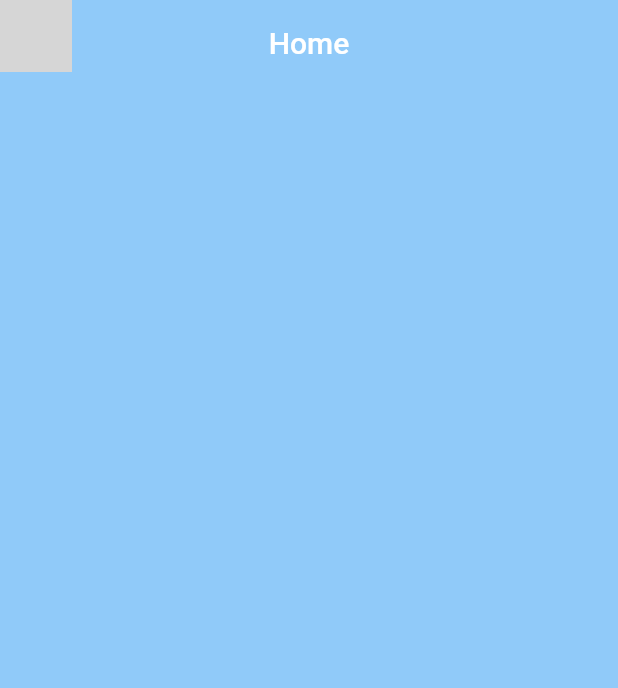
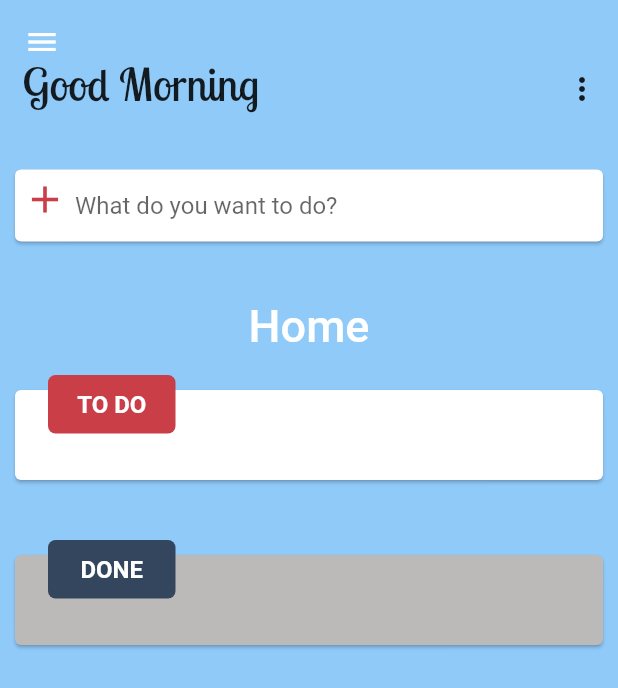
Before and after one commit to IamRohitSinghDhakad/login_flutter_app, a Flutter app: the screen it shows after launch, after a tap on "Login", on a phone screen of 412 x 824 dp. Shown: the top 688 px of the screen. Run offline on Flutter 3.47's test engine with Material 2 defaults, Android fonts, the phone set to English and light mode, and no system bars; our stand-ins replace share, simple_animations, sqflite; accounts and stored records are empty; grey boxes are pictures that could not be loaded.

Commit message:
To Do list Commit

```diff
--- a/lib/Home/home.dart
+++ b/lib/Home/home.dart
@@ -1,9 +1,15 @@
-import 'dart:html';
 
+//import 'dart:html';
 import 'package:flutter/material.dart';
 import 'package:login_flutter_app/Drawer/side_drawer.dart';
+import 'package:login_flutter_app/ModalClass/db_wrapper.dart';
 import 'package:login_flutter_app/ModalClass/todo_model.dart' as Model;
 import 'package:login_flutter_app/UtilityClasses/utility.dart';
+import 'package:login_flutter_app/widgets/header.dart';
+import 'package:login_flutter_app/widgets/popup.dart';
+import 'package:login_flutter_app/widgets/todo.dart';
+import 'package:login_flutter_app/widgets/dones.dart';
+import 'package:login_flutter_app/widgets/task_input.dart';
 
 void main() => runApp(MaterialApp(
       debugShowCheckedModeBanner: false,
@@ -23,10 +29,10 @@ class _HomePageState extends State<HomePage> {
   List<Model.Todo> todos;
   List<Model.Todo> dones;
 
-
   @override
-  void initState(){
+  void initState() {
     super.initState();
+    getTodosAndDones();
     welcomeMsg = Utility.getWelcomeMessage();
   }
 
@@ -39,21 +45,22 @@ class _HomePageState extends State<HomePage> {
 //        title: Text(_title),
 //        backgroundColor: Colors.blue,
 //      ),
-        drawer: SideMenu(kuchbhi: (str){
+      drawer: SideMenu(
+        kuchbhi: (str) {
           setState(() {
             _title = str;
           });
-        },) ,
+        },
+      ),
 
       body: SafeArea(
         child: GestureDetector(
-          onTap: (){
+          onTap: () {
             Utility.hideKeyboard(context);
           },
           child: CustomScrollView(
             slivers: <Widget>[
               SliverAppBar(
-
                 backgroundColor: Theme.of(context).backgroundColor,
                 floating: true,
                 flexibleSpace: FlexibleSpaceBar(
@@ -67,12 +74,25 @@ class _HomePageState extends State<HomePage> {
                             children: <Widget>[
                               Container(
                                 child: Row(
-                                  mainAxisAlignment: MainAxisAlignment.spaceBetween,
+                                  mainAxisAlignment:
+                                      MainAxisAlignment.spaceBetween,
                                   children: <Widget>[
                                     Header(
-
+                                      msg: welcomeMsg,
+                                    ),
+                                    Container(
+                                      margin: EdgeInsets.only(top: 35),
+                                      child: Popup(
+                                        getTodosAndDones: getTodosAndDones,
+                                      ),
                                     )
                                   ],
+                                ),
+                              ),
+                              Container(
+                                margin: EdgeInsets.only(top: 20),
+                                child: TaskInput(
+                                  onSubmitted: addTaskInTodo,
                                 ),
                               )
                             ],
@@ -82,15 +102,88 @@ class _HomePageState extends State<HomePage> {
                     ],
                   ),
                 ),
+                expandedHeight: 250,
+              ),
+              SliverList(
+                delegate: SliverChildBuilderDelegate(
+                      (context, index) {
+                    switch (index) {
+                      case 0:
+                        return Todo(
+                          todos: todos,
+                          onTap: markTodoAsDone,
+                          onDeleteTask: deleteTask,
+                        ); // Active todos
+                      case 1:
+                        return SizedBox(
+                          height: 30,
+                        );
+                      default:
+                        return Done(
+                          dones: dones,
+                          onTap: markDoneAsTodo,
+                          onDeleteTask: deleteTask,
+                        ); // Done todos
+                    }
+                  },
+                  childCount: 3,
+                ),
+              ),
 
-              )
             ],
           ),
         ),
-
-
-
       ),
     );
   }
+
+  //Get ToDos from userDefaults
+  void getTodosAndDones() async{
+    final _todos = await DBWrapper.sharedInstance.getTodos();
+    final _dones = await DBWrapper.sharedInstance.getDones();
+
+    setState(() {
+      todos = _todos;
+      dones = _dones;
+    });
+  }
+
+  //Add Task In Todo List
+
+void addTaskInTodo({ @required TextEditingController controller}) {
+    final inputText = controller.text.trim();
+
+    if (inputText.length > 0){
+      //Add Todos
+
+      Model.Todo todo = Model.Todo(
+        title: inputText,
+        created: DateTime.now(),
+          updated: DateTime.now(),
+        status: Model.TodoStatus.active.index,
+      );
+
+      DBWrapper.sharedInstance.addTodo(todo);
+      getTodosAndDones();
+    }else{
+      Utility.hideKeyboard(context);
+    }
+    controller.text = '';
 }
+
+  void markTodoAsDone({@required int pos}) {
+    DBWrapper.sharedInstance.markTodoAsDone(todos[pos]);
+    getTodosAndDones();
+  }
+
+  void markDoneAsTodo({@required int pos}) {
+    DBWrapper.sharedInstance.markDoneAsTodo(dones[pos]);
+    getTodosAndDones();
+  }
+
+  void deleteTask({@required Model.Todo todo}) {
+    DBWrapper.sharedInstance.deleteTodo(todo);
+    getTodosAndDones();
+  }
+
+}
--- /dev/null
+++ b/lib/ModalClass/db.dart
@@ -0,0 +1,82 @@
+import 'dart:io';
+import 'package:sqflite/sqflite.dart';
+import 'package:path/path.dart';
+import 'package:path_provider/path_provider.dart';
+
+import 'package:login_flutter_app/ModalClass/todo_model.dart';
+
+
+const rTodosStatusActive = 0;
+const rTodosStatusDone = 1;
+
+const rDatabaseName = 'todos.db';
+const rDatabaseVersion = 1;
+const rSQLCreateStatement = '''
+CREATE TABLE "todos"(
+   "id" INTEGER NOT NULL PRIMARY KEY AUTOINCREMENT,
+	 "title" TEXT NOT NULL,
+	 "created" text NOT NULL,
+	 "updated" TEXT NOT NULL,
+	 "status" integer DEFAULT $rTodosStatusActive
+ );
+''';
+
+const rTableTodos = 'todos';
+
+class DB {
+  DB._();
+  static final DB sharedInstance = DB._();
+
+  Database _database;
+  Future<Database> get database async {
+    return _database ?? await initDB();
+  }
+
+  Future<Database> initDB() async {
+    Directory docsDirectory = await getApplicationDocumentsDirectory();
+    String path = join(docsDirectory.path, rDatabaseName);
+
+    return await openDatabase(path, version: rDatabaseVersion,
+        onCreate: (Database db, int version) async{
+      await db.execute(rSQLCreateStatement);
+        });
+  }
+
+  void createTodo(Todo todo) async {
+    final db = await database;
+    await db.insert(rTableTodos, todo.toMapAutoID());
+  }
+
+  void updateTodo(Todo todo) async {
+    final db  = await database;
+    await db.update(rTableTodos, todo.toMap(), where: 'id=?', whereArgs: [todo.id]);
+  }
+
+  void deleteTodo(Todo todo) async {
+    final db = await database;
+    await db.delete(rTableTodos, where: 'id=?', whereArgs: [todo.id]);
+  }
+
+  void deleteAllTodo({int status = rTodosStatusDone}) async {
+    final db = await database;
+    await db.delete(rTableTodos, where: 'status=?', whereArgs: [status]);
+  }
+
+  Future<List<Todo>> retrieveTodos(
+  {TodoStatus status = TodoStatus.active}) async {
+
+    final db = await database;
+    final List<Map<String, dynamic>> maps = await db.query(rTableTodos, where: 'status=?', whereArgs: [status.index], orderBy: 'updated ASC');
+
+    return List.generate(maps.length, (i){
+      return Todo(
+        id: maps[i]['id'],
+        title: maps[i]['title'],
+        created: DateTime.parse(maps[i]['created']),
+        updated: DateTime.parse(maps[i]['updated']),
+        status: maps[i]['status'],
+      );
+    });
+  }
+
+}
--- /dev/null
+++ b/lib/ModalClass/db_wrapper.dart
@@ -0,0 +1,48 @@
+//import 'dart:html';
+
+import 'package:login_flutter_app/ModalClass/todo_model.dart';
+import 'package:login_flutter_app/ModalClass/db.dart';
+
+
+class DBWrapper {
+
+  static final DBWrapper sharedInstance = DBWrapper._();
+
+  DBWrapper._();
+
+  Future<List<Todo>> getTodos() async {
+    List list = await DB.sharedInstance.retrieveTodos();
+    return list;
+  }
+
+  Future<List<Todo>> getDones() async {
+    List list = await DB.sharedInstance.retrieveTodos(status: TodoStatus.done);
+    return list;
+  }
+
+  void addTodo(Todo todo) async {
+    await DB.sharedInstance.createTodo(todo);
+  }
+
+  void markTodoAsDone(Todo todo) async {
+    todo.status = TodoStatus.done.index;
+    todo.updated = DateTime.now();
+    await DB.sharedInstance.updateTodo(todo);
+  }
+
+  void markDoneAsTodo(Todo todo) async {
+    todo.status = TodoStatus.active.index;
+    todo.updated = DateTime.now();
+    await DB.sharedInstance.updateTodo(todo);
+  }
+
+  void deleteTodo(Todo todo) async {
+    await DB.sharedInstance.deleteTodo(todo);
+  }
+
+  void deleteAllDoneTodos() async {
+    await DB.sharedInstance.deleteAllTodo();
+  }
+
+
+}
--- /dev/null
+++ b/lib/constant.dart
@@ -0,0 +1,12 @@
+const kAppTitle = 'flutter_todos';
+
+const kAboutPageUrl = 'http://ithinkdiff.net';
+const kAppPortfolioApple =
+    'https://apps.apple.com/us/developer/ithinkdiff/id377715733';
+const kappPortfolioGoogle =
+    'https://play.google.com/store/apps/developer?id=iThinkdiff';
+const kAppTwitterPage = 'https://twitter.com/ithinkdiff_apps';
+
+// AppStore and Google PlayStore URL
+const kAppStoreUrl = '';
+const kGooglePlayUrl = '';
--- /dev/null
+++ b/lib/widgets/dones.dart
@@ -0,0 +1,112 @@
+import 'package:flutter/material.dart';
+import 'package:login_flutter_app/widgets/shared.dart';
+import 'package:login_flutter_app/ModalClass/todo_model.dart' as Model;
+import 'package:login_flutter_app/UtilityClasses/appColors.dart';
+
+class Done extends StatefulWidget {
+
+  final Function onTap;
+  final Function onDeleteTask;
+  final List<Model.Todo> dones;
+
+  Done({@required this.dones, this.onTap, this.onDeleteTask});
+
+  @override
+  _DoneState createState() => _DoneState();
+}
+
+class _DoneState extends State<Done> {
+  @override
+  Widget build(BuildContext context) {
+    return Stack(
+      children: <Widget>[
+        Card(
+          margin: EdgeInsets.symmetric(vertical: 10, horizontal: 10),
+          color: Color(0xffbcbab8),
+          child: Column(
+            children: <Widget>[
+              SizedBox(
+                height: 50,
+              ),
+              if (widget.dones == null || widget.dones.length == 0)
+                Container(
+                  height: 10,
+                ),
+              if (widget.dones != null)
+                for (int i = widget.dones.length - 1; i >= 0; --i)
+                  getTaskItem(
+                    widget.dones[i].title,
+                    index: i,
+                    onTap: () {
+                      widget.onTap(pos: i);
+                    },
+                  ),
+            ],
+          ),
+        ),
+        SharedWidget.getCardHeader(
+            context: context,
+            text: 'DONE',
+            backgroundColorCode: AppColors.kSecondaryColorCode,
+            customFontSize: 16),
+      ],
+    );
+  }
+
+  Widget getTaskItem(String text,
+      {@required int index, @required Function onTap}) {
+    final double height = 50.0;
+    return Container(
+        child: Column(
+          children: <Widget>[
+            Dismissible(
+              key: Key(text + '$index'),
+              direction: DismissDirection.endToStart,
+              onDismissed: (direction) {
+                widget.onDeleteTask(todo: widget.dones[index]);
+              },
+              background: SharedWidget.getOnDismissDeleteBackground(),
+              child: InkWell(
+                onTap: onTap,
+                child: IntrinsicHeight(
+                  child: Row(
+                    crossAxisAlignment: CrossAxisAlignment.stretch,
+                    children: <Widget>[
+                      Container(
+                        margin: EdgeInsets.only(left: 5),
+                        height: height,
+                        child: Icon(
+                          Icons.check,
+                          color: Colors.grey[300],
+                        ),
+                      ),
+                      Expanded(
+                        child: Container(
+                          padding: EdgeInsets.only(
+                              left: 10, top: 10, right: 20, bottom: 10),
+                          child: Text(
+                            text,
+                            overflow: TextOverflow.clip,
+                            textAlign: TextAlign.justify,
+                            style: Theme.of(context).textTheme.title.copyWith(
+                              color: Colors.grey[300],
+                              decoration: TextDecoration.lineThrough,
+                            ),
+                          ),
+                        ),
+                      ),
+                    ],
+                  ),
+                ),
+              ),
+            ),
+            SizedBox(
+              height: 0.5,
+              child: Container(
+                color: Colors.white54,
+              ),
+            ),
+          ],
+        ));
+  }
+}
--- a/lib/widgets/header.dart
+++ b/lib/widgets/header.dart
@@ -11,11 +11,10 @@ class Header extends StatelessWidget{
     return LimitedBox(
       child: Container(
         padding: EdgeInsets.only(left: 15.0, top: 30.0),
-        child: Text(msg, style: Theme.of(context).textTheme.headline.copyWith(fontFamily: ""),),
-
+        child:
+        Text(msg, style: Theme.of(context).textTheme.headline.copyWith(fontFamily: 'Lobster Two', fontSize: 30),
+        ),
       ),
     );
   }
-
-
 }
--- /dev/null
+++ b/lib/widgets/popup.dart
@@ -0,0 +1,57 @@
+
+import 'package:flutter/material.dart';
+import 'package:login_flutter_app/UtilityClasses/utility.dart';
+import 'package:login_flutter_app/constant.dart';
+import 'package:share/share.dart';
+import 'package:login_flutter_app/ModalClass/db_wrapper.dart';
+
+class Popup extends StatelessWidget {
+  Function getTodosAndDones;
+
+  Popup({this.getTodosAndDones});
+
+  @override
+  Widget build(BuildContext context) {
+    String appUrl = Utility.getPlatformSpecificUrl(
+        iOSUrl: kAppPortfolioApple, androidUrl: kGooglePlayUrl);
+    String portfolioUrl = Utility.getPlatformSpecificUrl(
+        iOSUrl: kAppPortfolioApple, androidUrl: kappPortfolioGoogle);
+
+    return PopupMenuButton<int>(
+        elevation: 4,
+        icon: Icon(Icons.more_vert),
+        onSelected: (value) {
+          print('Selected value: $value');
+          if (value == rMoreOptionKeys.clearAll.index) {
+            Utility.showCustomDialog(context,
+                title: 'Are you sure?',
+                msg: 'All done todos will be deleted permanently',
+                onConfirm: () {
+                  DBWrapper.sharedInstance.deleteAllDoneTodos();
+                  getTodosAndDones();
+                });
+          } else if (value == rMoreOptionKeys.moreApps.index) {
+            Utility.launchURL(portfolioUrl);
+          } else if (value == rMoreOptionKeys.aboutUs.index) {
+            Utility.launchURL(kAboutPageUrl);
+          } else if (value == rMoreOptionKeys.shareApp.index) {
+            Share.share('Check out this awesome app ' + appUrl);
+          }
+        },
+        itemBuilder: (context) {
+          List list = List<PopupMenuEntry<int>>();
+
+          for (int i = 0; i < rMoreOptionsMap.length; ++i) {
+            list.add(PopupMenuItem(value: i, child: Text(rMoreOptionsMap[i])));
+
+            if (i == 0) {
+              list.add(PopupMenuDivider(
+                height: 5,
+              ));
+            }
+          }
+
+          return list;
+        });
+  }
+}
--- /dev/null
+++ b/lib/widgets/shared.dart
@@ -0,0 +1,49 @@
+
+
+import 'package:flutter/material.dart';
+import 'package:login_flutter_app/UtilityClasses/appColors.dart';
+
+class SharedWidget {
+  static Widget getCardHeader(
+      {@required BuildContext context,
+        @required String text,
+        Color textColor = Colors.white,
+        int backgroundColorCode = AppColors.kPrimaryColorCode,
+        double customFontSize}) {
+    customFontSize ??= Theme.of(context).textTheme.title.fontSize;
+
+    return Container(
+      width: 85,
+      alignment: AlignmentDirectional.center,
+      margin: EdgeInsets.only(left: 32),
+      padding: EdgeInsets.all(10),
+      decoration: BoxDecoration(
+        borderRadius: BorderRadius.circular(5),
+        color: Color(backgroundColorCode),
+      ),
+      child: Text(
+        text,
+        style: TextStyle(
+          fontWeight: FontWeight.bold,
+          color: textColor,
+          fontSize: customFontSize,
+        ),
+      ),
+    );
+  }
+
+  static Widget getOnDismissDeleteBackground() {
+    return Container(
+      alignment: Alignment.centerRight,
+      color: Colors.red[300],
+      padding: EdgeInsets.only(right: 10),
+      child: Text(
+        'DELETE',
+        style: TextStyle(
+          color: Colors.white,
+          fontWeight: FontWeight.bold,
+        ),
+      ),
+    );
+  }
+}
--- /dev/null
+++ b/lib/widgets/task_input.dart
@@ -0,0 +1,52 @@
+import 'package:flutter/material.dart';
+
+class TaskInput extends StatefulWidget {
+  final Function onSubmitted;
+
+  TaskInput({@required Function this.onSubmitted});
+
+  @override
+  _TaskInputState createState() => _TaskInputState();
+}
+
+class _TaskInputState extends State<TaskInput> {
+  TextEditingController textEditingController = TextEditingController();
+
+  @override
+  Widget build(BuildContext context) {
+    return Container(
+      child: Card(
+        margin: EdgeInsets.symmetric(vertical: 10, horizontal: 10),
+        color: Colors.white,
+        child: Row(
+          crossAxisAlignment: CrossAxisAlignment.start,
+          children: <Widget>[
+            Container(
+              margin: EdgeInsets.only(top: 5),
+              width: 40,
+              child: Icon(
+                Icons.add,
+                color: Color(0xffca3e47),
+                size: 30,
+              ),
+            ),
+            Expanded(
+              child: TextField(
+                minLines: 1,
+                maxLines: 2,
+                decoration: InputDecoration(
+                    hintText: 'What do you want to do?',
+                    border: InputBorder.none),
+                  textInputAction: TextInputAction.done,
+                  controller: textEditingController,
+                  onEditingComplete: (){
+                    widget.onSubmitted(controller: textEditingController);
+                  },
+                ),
+              ),
+            ],
+            ),
+        ),
+      );
+  }
+}
--- /dev/null
+++ b/lib/widgets/todo.dart
@@ -0,0 +1,133 @@
+import 'package:flutter/material.dart';
+import 'package:login_flutter_app/widgets/shared.dart';
+import 'package:login_flutter_app/ModalClass/todo_model.dart' as Model;
+import 'package:login_flutter_app/UtilityClasses/appColors.dart';
+
+
+const int NoTask = -1;
+const int animationMilliseconds = 500;
+
+class Todo extends StatefulWidget {
+  final Function onTap;
+  final Function onDeleteTask;
+  final List<Model.Todo> todos;
+
+  Todo({@required this.todos, this.onTap, this.onDeleteTask});
+
+  @override
+  _TodoState createState() => _TodoState();
+}
+
+class _TodoState extends State<Todo> {
+
+  int taskPosition = NoTask;
+  bool showCompletedTaskAnimation = false;
+
+  @override
+  Widget build(BuildContext context) {
+    return Stack(
+      children: <Widget>[
+        Card(
+          margin: EdgeInsets.symmetric(vertical: 10, horizontal: 10),
+          color: Colors.white,
+          child: Column(
+            children: <Widget>[
+              SizedBox(
+                height: 50,
+              ),
+              if (widget.todos == null || widget.todos.length == 0)
+                Container(
+                  height: 10,
+                ),
+              if (widget.todos != null)
+                for (int i = 0; i < widget.todos.length; ++i)
+                  AnimatedOpacity(
+                    curve: Curves.fastOutSlowIn,
+                    opacity: taskPosition != i
+                        ? 1.0
+                        : showCompletedTaskAnimation ? 0 : 1,
+                    duration: Duration(seconds: 1),
+                    child: getTaskItem(
+                      widget.todos[i].title,
+                      index: i,
+                      onTap: () {
+                        setState(() {
+                          taskPosition = i;
+                          showCompletedTaskAnimation = true;
+                        });
+                        Future.delayed(
+                          Duration(milliseconds: animationMilliseconds),
+                        ).then((value) {
+                          taskPosition = NoTask;
+                          showCompletedTaskAnimation = false;
+                          widget.onTap(pos: i);
+                        });
+                      },
+                    ),
+                  ),
+            ],
+          ),
+        ),
+        SharedWidget.getCardHeader(
+            context: context, text: 'TO DO', customFontSize: 16),
+      ],
+    );
+  }
+
+  Widget getTaskItem(String text,
+      {@required int index, @required Function onTap}) {
+    final double height = 50.0;
+    return Container(
+        child: Column(
+          children: <Widget>[
+            Dismissible(
+              key: Key(text + '$index'),
+              direction: DismissDirection.endToStart,
+              onDismissed: (direction) {
+                widget.onDeleteTask(todo: widget.todos[index]);
+              },
+              background: SharedWidget.getOnDismissDeleteBackground(),
+              child: InkWell(
+                onTap: onTap,
+                child: IntrinsicHeight(
+                  child: Row(
+                    children: <Widget>[
+                      Container(
+                        margin: EdgeInsets.only(top: 5),
+                        width: 7,
+                        decoration: BoxDecoration(
+                          color: AppColors.sharedInstance.leadingTaskColor(index),
+                        ),
+                      ),
+                      SizedBox(
+                        width: 10,
+                      ),
+                      Expanded(
+                        child: Container(
+                          padding: EdgeInsets.only(
+                              left: 10, top: 15, right: 20, bottom: 15),
+                          child: Text(
+                            text,
+                            overflow: TextOverflow.clip,
+                            textAlign: TextAlign.justify,
+                            style: Theme.of(context).textTheme.title.copyWith(
+                              color: Color(0xff373640),
+                            ),
+                          ),
+                        ),
+                      ),
+                    ],
+                  ),
+                ),
+              ),
+            ),
+            SizedBox(
+              height: 0.5,
+              child: Container(
+                color: Colors.grey,
+              ),
+            ),
+          ],
+        ));
+  }
+}
```
